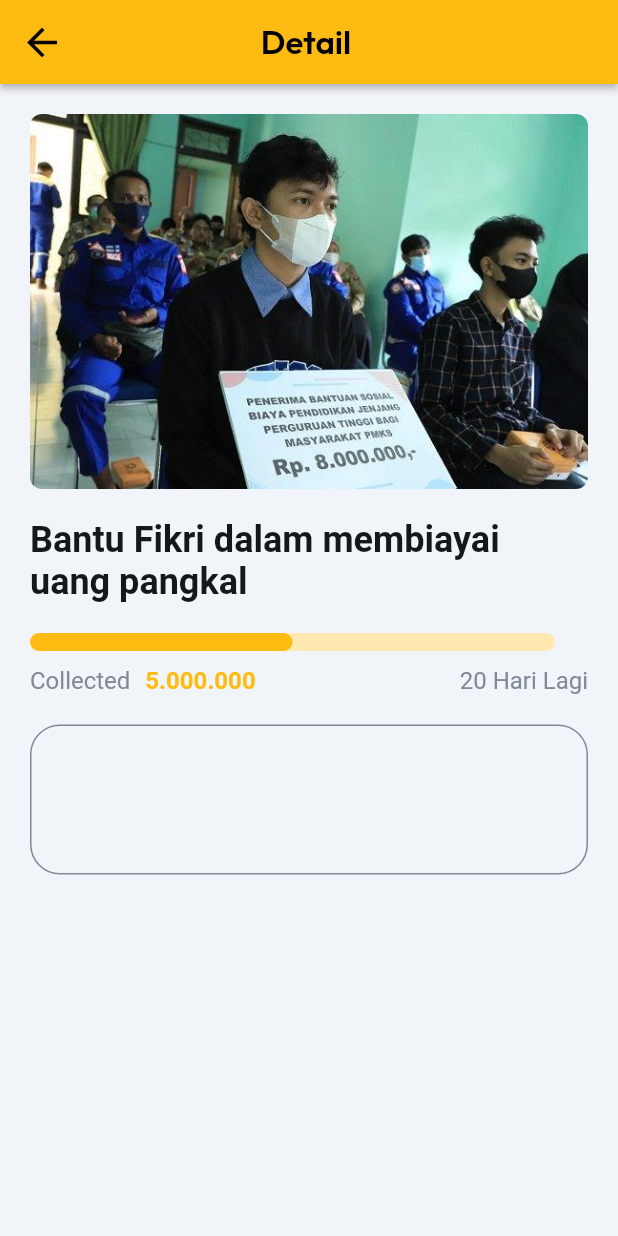
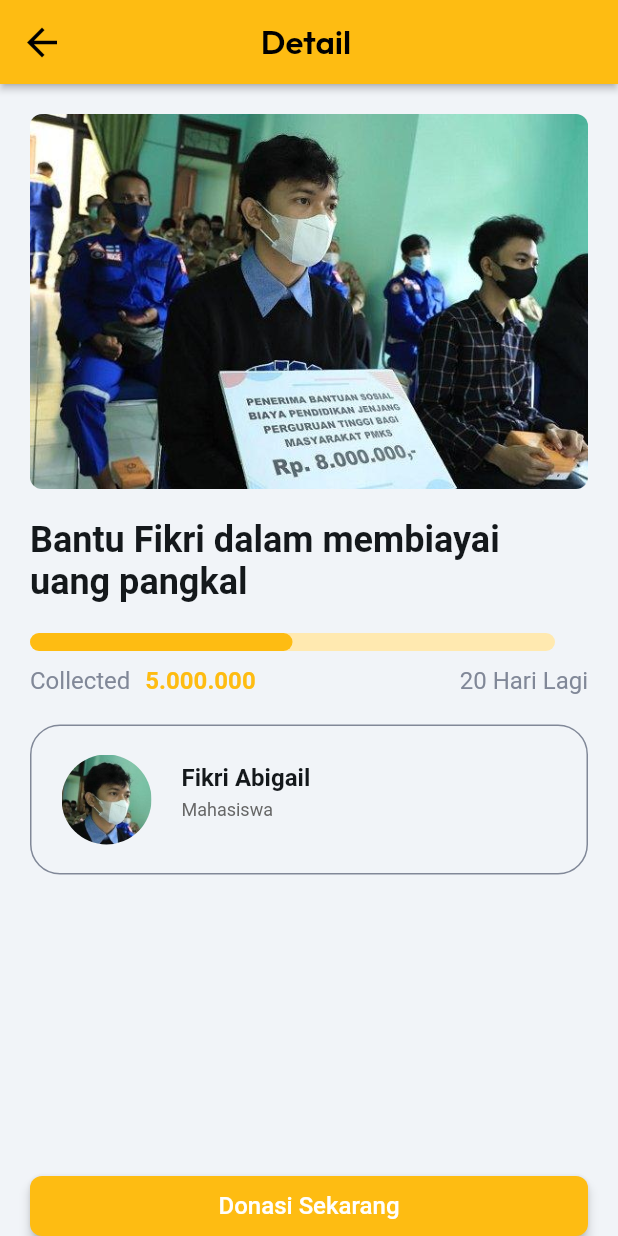
Before and after one commit to ngodeing/mimpi-kita-flutter, a Flutter app: the DonationPageWidget screen opened by its route, on a phone screen of 412 x 824 dp. Run offline on Flutter 3.47's test engine with Material 3 defaults, Android fonts, the phone set to English and light mode, and no system bars; drawn by our look-alikes of auto_size_text, percent_indicator; our stand-ins replace font_awesome_flutter, from_css_color, go_router, google_fonts, page_transition, shared_preferences and 1 more; missing offline and left inert: json_path; accounts and stored records are empty; Roboto replaces fonts that are missing (Readex Pro).

Commit message:
Taufik - Selesai membuat awal donationPage

```diff
--- a/lib/taufik_page/donation_page/donation_page_widget.dart
+++ b/lib/taufik_page/donation_page/donation_page_widget.dart
@@ -1,5 +1,6 @@
 import '/flutter_flow/flutter_flow_theme.dart';
 import '/flutter_flow/flutter_flow_util.dart';
+import '/flutter_flow/flutter_flow_widgets.dart';
 import 'package:flutter/material.dart';
 import 'package:percent_indicator/percent_indicator.dart';
 import 'donation_page_model.dart';
@@ -181,6 +182,107 @@ class _DonationPageWidgetState extends State<DonationPageWidget> {
                         width: 1.0,
                       ),
                     ),
+                    child: Padding(
+                      padding:
+                          const EdgeInsetsDirectional.fromSTEB(20.0, 0.0, 20.0, 0.0),
+                      child: Row(
+                        mainAxisSize: MainAxisSize.max,
+                        children: [
+                          ClipRRect(
+                            borderRadius: BorderRadius.circular(30.0),
+                            child: Image.asset(
+                              'assets/images/Screenshot_2024-05-28_155356.png',
+                              width: 60.0,
+                              height: 60.0,
+                              fit: BoxFit.cover,
+                            ),
+                          ),
+                          Expanded(
+                            child: Container(
+                              width: 200.0,
+                              height: 100.0,
+                              decoration: BoxDecoration(
+                                color: FlutterFlowTheme.of(context)
+                                    .primaryBackground,
+                              ),
+                              child: Column(
+                                mainAxisSize: MainAxisSize.max,
+                                children: [
+                                  Align(
+                                    alignment: const AlignmentDirectional(-1.0, -1.0),
+                                    child: Padding(
+                                      padding: const EdgeInsetsDirectional.fromSTEB(
+                                          20.0, 25.0, 0.0, 0.0),
+                                      child: Text(
+                                        'Fikri Abigail',
+                                        textAlign: TextAlign.start,
+                                        style: FlutterFlowTheme.of(context)
+                                            .bodyMedium
+                                            .override(
+                                              fontFamily: 'Readex Pro',
+                                              fontSize: 16.0,
+                                              letterSpacing: 0.0,
+                                              fontWeight: FontWeight.w600,
+                                            ),
+                                      ),
+                                    ),
+                                  ),
+                                  Align(
+                                    alignment: const AlignmentDirectional(-1.0, 0.0),
+                                    child: Padding(
+                                      padding: const EdgeInsetsDirectional.fromSTEB(
+                                          20.0, 5.0, 0.0, 0.0),
+                                      child: Text(
+                                        'Mahasiswa',
+                                        style: FlutterFlowTheme.of(context)
+                                            .bodyMedium
+                                            .override(
+                                              fontFamily: 'Readex Pro',
+                                              color: const Color(0xFF676767),
+                                              letterSpacing: 0.0,
+                                            ),
+                                      ),
+                                    ),
+                                  ),
+                                ],
+                              ),
+                            ),
+                          ),
+                        ],
+                      ),
+                    ),
+                  ),
+                ),
+                Expanded(
+                  child: Align(
+                    alignment: const AlignmentDirectional(0.0, 1.0),
+                    child: FFButtonWidget(
+                      onPressed: () {
+                        print('Button pressed ...');
+                      },
+                      text: 'Donasi Sekarang',
+                      options: FFButtonOptions(
+                        width: double.infinity,
+                        height: 40.0,
+                        padding: const EdgeInsetsDirectional.fromSTEB(
+                            24.0, 0.0, 24.0, 0.0),
+                        iconPadding:
+                            const EdgeInsetsDirectional.fromSTEB(0.0, 0.0, 0.0, 0.0),
+                        color: const Color(0xFFFEBC12),
+                        textStyle:
+                            FlutterFlowTheme.of(context).titleSmall.override(
+                                  fontFamily: 'Readex Pro',
+                                  color: Colors.white,
+                                  letterSpacing: 0.0,
+                                ),
+                        elevation: 3.0,
+                        borderSide: const BorderSide(
+                          color: Colors.transparent,
+                          width: 1.0,
+                        ),
+                        borderRadius: BorderRadius.circular(8.0),
+                      ),
+                    ),
                   ),
                 ),
               ],
```
Also changed, not shown: assets/images/Screenshot_2024-05-28_155356.png (added).
